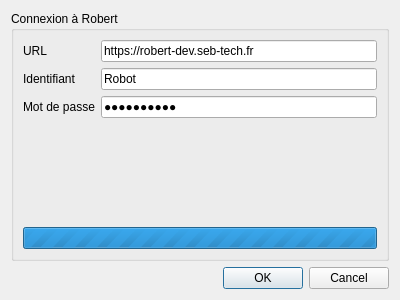
This is widgets/AuthDialog.ui in Nakio195/RobertPartner as Qt 5 draws it before an edit. The edited form follows.
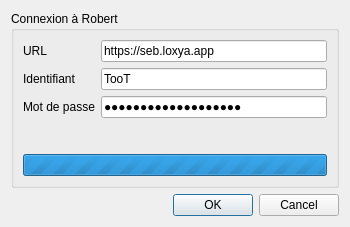
This is the edited form.

```diff
--- a/widgets/AuthDialog.ui
+++ b/widgets/AuthDialog.ui
@@ -6,8 +6,8 @@
    <rect>
     <x>0</x>
     <y>0</y>
-    <width>400</width>
-    <height>300</height>
+    <width>350</width>
+    <height>227</height>
    </rect>
   </property>
   <property name="windowTitle">
@@ -23,7 +23,7 @@
       <item row="2" column="1">
        <widget class="QLineEdit" name="txtPassword">
         <property name="text">
-         <string>1234567890</string>
+         <string>vador41181119512513</string>
         </property>
         <property name="echoMode">
          <enum>QLineEdit::Password</enum>
@@ -36,7 +36,7 @@
       <item row="0" column="1">
        <widget class="QLineEdit" name="txtUrl">
         <property name="text">
-         <string>https://robert-dev.seb-tech.fr</string>
+         <string>https://seb.loxya.app</string>
         </property>
         <property name="placeholderText">
          <string>https://robert-dev.seb-tech.fr</string>
@@ -65,6 +65,9 @@
       </item>
       <item row="3" column="0" colspan="2">
        <widget class="QLabel" name="lblStatus">
+        <property name="enabled">
+         <bool>true</bool>
+        </property>
         <property name="text">
          <string/>
         </property>
@@ -80,7 +83,7 @@
       <item row="1" column="1">
        <widget class="QLineEdit" name="txtIdentifier">
         <property name="text">
-         <string>Robot</string>
+         <string>TooT</string>
         </property>
         <property name="placeholderText">
          <string>Robot</string>
```
Left out of the diff: 7 changed lines with no effect on the pictures.
